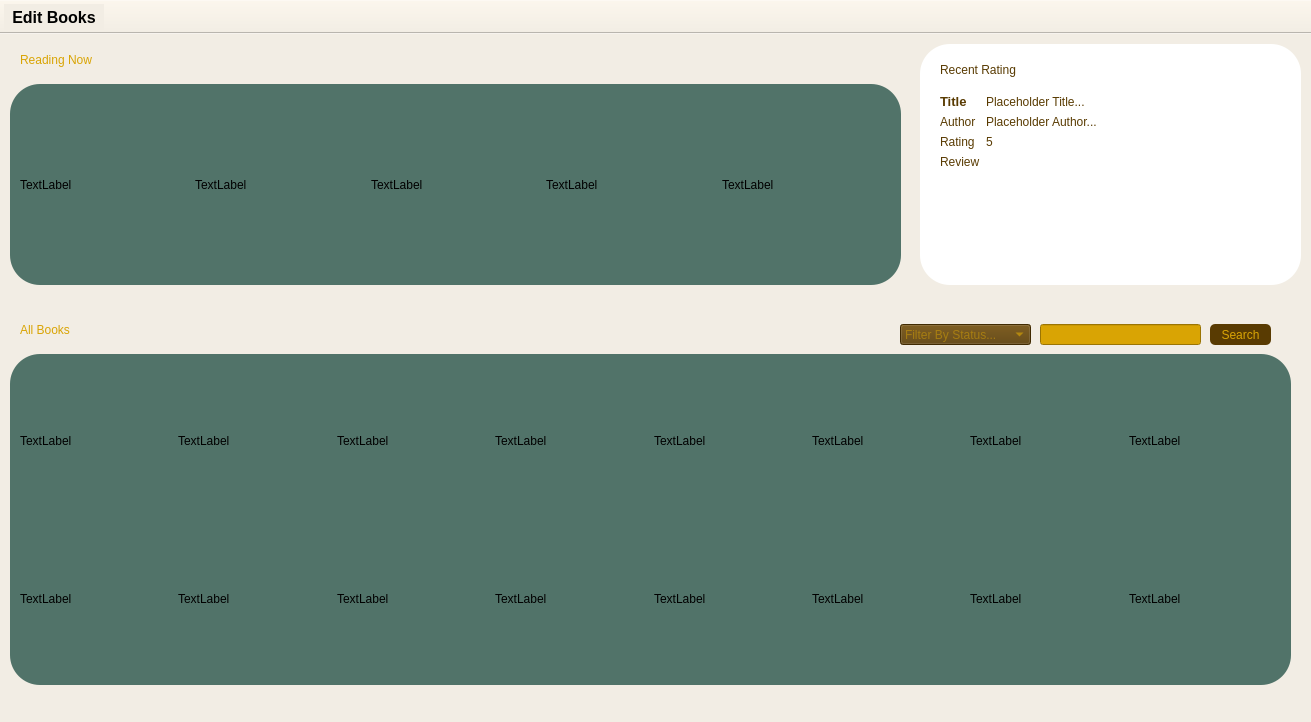
Before: the Qt Designer form mainwindow.ui in dietcokechan/Bookshelf-Widget, drawn with Qt 5.
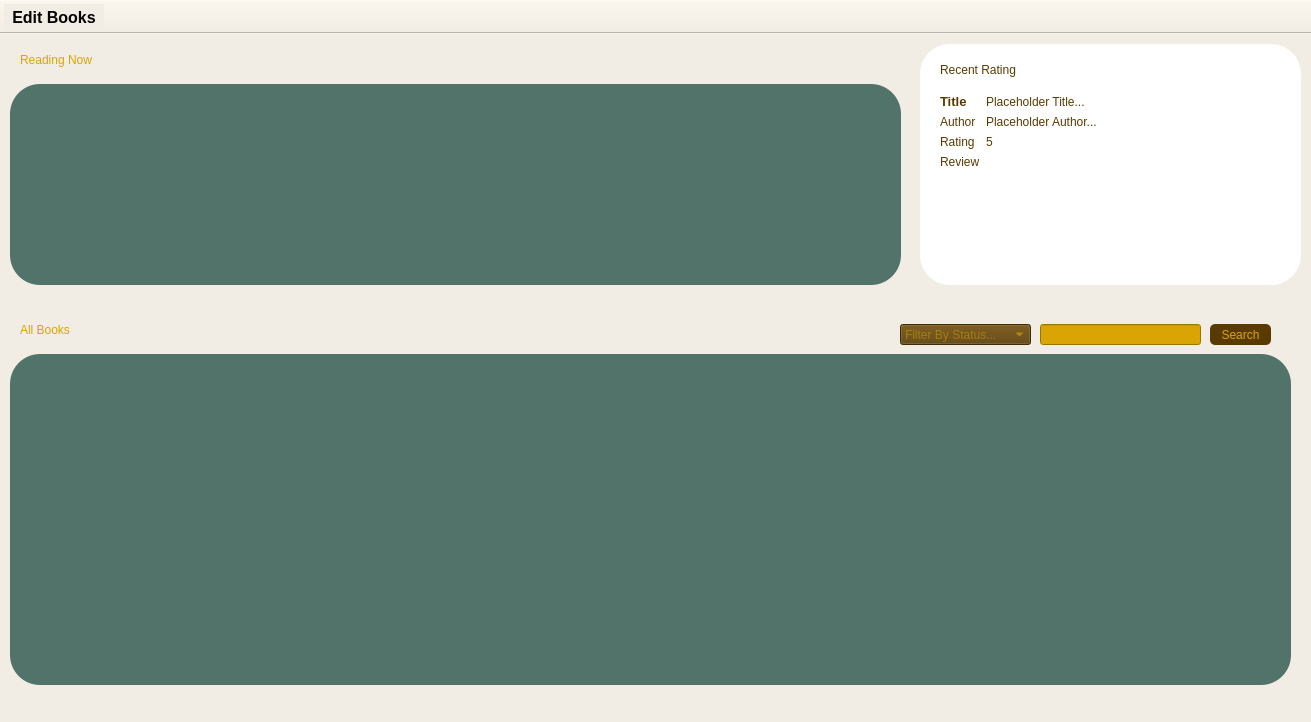
After: the same form once the commit is applied. Icons and pictures are not drawn.

```diff
--- a/mainwindow.ui
+++ b/mainwindow.ui
@@ -57,43 +57,7 @@
        <height>181</height>
       </rect>
      </property>
-     <layout class="QHBoxLayout" name="horizontalLayout">
-      <item>
-       <widget class="QLabel" name="label_13">
-        <property name="text">
-         <string>TextLabel</string>
-        </property>
-       </widget>
-      </item>
-      <item>
-       <widget class="QLabel" name="label_15">
-        <property name="text">
-         <string>TextLabel</string>
-        </property>
-       </widget>
-      </item>
-      <item>
-       <widget class="QLabel" name="label_12">
-        <property name="text">
-         <string>TextLabel</string>
-        </property>
-       </widget>
-      </item>
-      <item>
-       <widget class="QLabel" name="label_14">
-        <property name="text">
-         <string>TextLabel</string>
-        </property>
-       </widget>
-      </item>
-      <item>
-       <widget class="QLabel" name="label_11">
-        <property name="text">
-         <string>TextLabel</string>
-        </property>
-       </widget>
-      </item>
-     </layout>
+     <layout class="QHBoxLayout" name="horizontalLayout"/>
     </widget>
    </widget>
    <widget class="QFrame" name="RecentRating">
@@ -255,120 +219,7 @@
        <height>311</height>
       </rect>
      </property>
-     <layout class="QGridLayout" name="gridLayout_2">
-      <item row="1" column="6">
-       <widget class="QLabel" name="label_16">
-        <property name="text">
-         <string>TextLabel</string>
-        </property>
-       </widget>
-      </item>
-      <item row="0" column="6">
-       <widget class="QLabel" name="label_17">
-        <property name="text">
-         <string>TextLabel</string>
-        </property>
-       </widget>
-      </item>
-      <item row="1" column="5">
-       <widget class="QLabel" name="label_20">
-        <property name="text">
-         <string>TextLabel</string>
-        </property>
-       </widget>
-      </item>
-      <item row="0" column="5">
-       <widget class="QLabel" name="label_21">
-        <property name="text">
-         <string>TextLabel</string>
-        </property>
-       </widget>
-      </item>
-      <item row="1" column="7">
-       <widget class="QLabel" name="label_19">
-        <property name="text">
-         <string>TextLabel</string>
-        </property>
-       </widget>
-      </item>
-      <item row="1" column="4">
-       <widget class="QLabel" name="label_22">
-        <property name="text">
-         <string>TextLabel</string>
-        </property>
-       </widget>
-      </item>
-      <item row="1" column="3">
-       <widget class="QLabel" name="label_23">
-        <property name="text">
-         <string>TextLabel</string>
-        </property>
-       </widget>
-      </item>
-      <item row="0" column="7">
-       <widget class="QLabel" name="label_18">
-        <property name="text">
-         <string>TextLabel</string>
-        </property>
-       </widget>
-      </item>
-      <item row="1" column="2">
-       <widget class="QLabel" name="label_24">
-        <property name="text">
-         <string>TextLabel</string>
-        </property>
-       </widget>
-      </item>
-      <item row="1" column="1">
-       <widget class="QLabel" name="label_25">
-        <property name="text">
-         <string>TextLabel</string>
-        </property>
-       </widget>
-      </item>
-      <item row="1" column="0">
-       <widget class="QLabel" name="label_26">
-        <property name="text">
-         <string>TextLabel</string>
-        </property>
-       </widget>
-      </item>
-      <item row="0" column="0">
-       <widget class="QLabel" name="label_27">
-        <property name="text">
-         <string>TextLabel</string>
-        </property>
-       </widget>
-      </item>
-      <item row="0" column="1">
-       <widget class="QLabel" name="label_28">
-        <property name="text">
-         <string>TextLabel</string>
-        </property>
-       </widget>
-      </item>
-      <item row="0" column="2">
-       <widget class="QLabel" name="label_29">
-        <property name="text">
-         <string>TextLabel</string>
-        </property>
-       </widget>
-      </item>
-      <item row="0" column="3">
-       <widget class="QLabel" name="label_30">
-        <property name="text">
-         <string>TextLabel</string>
-        </property>
-       </widget>
-      </item>
-      <item row="0" column="4">
-       <widget class="QLabel" name="label_31">
-        <property name="text">
-         <string>TextLabel</string>
-        </property>
-       </widget>
-      </item>
-     </layout>
+     <layout class="QGridLayout" name="gridLayout_2"/>
     </widget>
    </widget>
    <widget class="QLabel" name="label">
```
Left out of the diff: 8 changed lines with no effect on the pictures.
